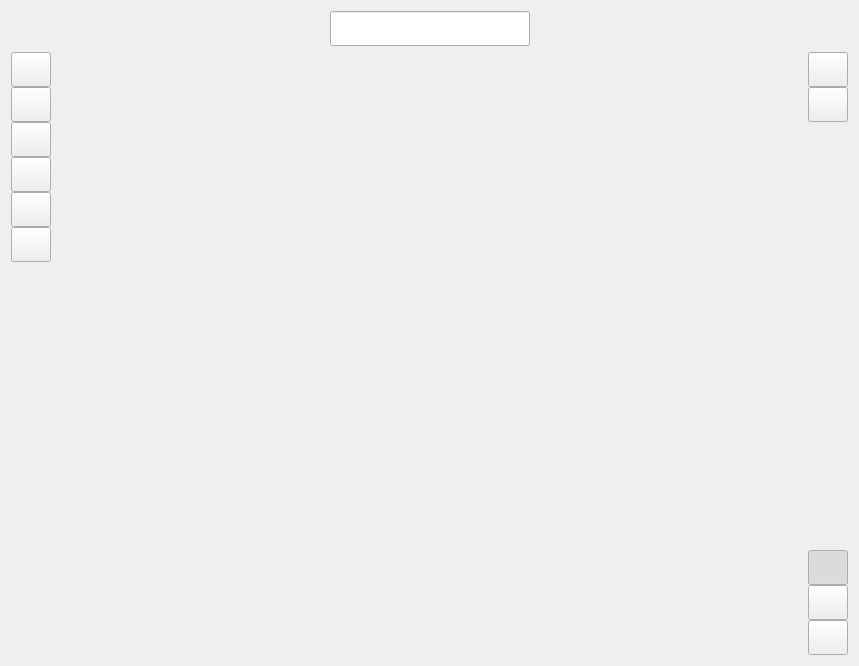
Above: map/mapwidget.ui from Spectre944/DroneGroundStation before the change. Below: the same form after it.
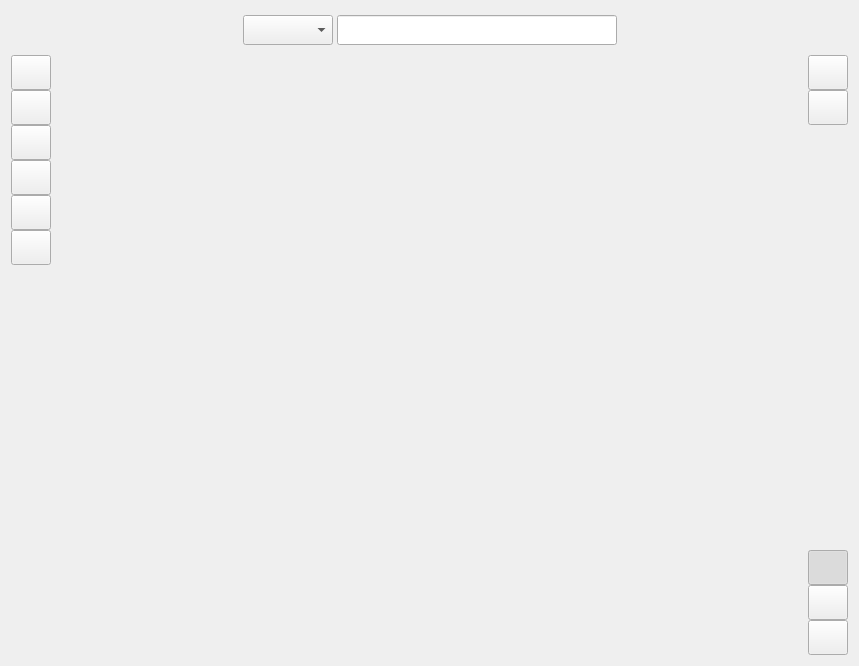
That is the form after the change. Icons and pictures are not drawn. Custom widgets are drawn as their Qt base class.

Commit message: Map buttons/coords panel, DB page table, layer menu, delete fix, Прилади page

What changed in the file:
```diff
--- a/map/mapwidget.ui
+++ b/map/mapwidget.ui
@@ -432,6 +432,37 @@
         </spacer>
        </item>
        <item>
+        <widget class="QFrame" name="coordFrame">
+         <layout class="QHBoxLayout" name="coordFrameLayout">
+          <property name="spacing">
+           <number>4</number>
+          </property>
+          <property name="leftMargin">
+           <number>4</number>
+          </property>
+          <property name="topMargin">
+           <number>4</number>
+          </property>
+          <property name="rightMargin">
+           <number>4</number>
+          </property>
+          <property name="bottomMargin">
+           <number>4</number>
+          </property>
+          <item>
+           <widget class="QComboBox" name="coordTypeComboBox">
+            <property name="minimumSize">
+             <size>
+              <width>90</width>
+              <height>30</height>
+             </size>
+            </property>
+            <property name="toolTip">
+             <string>Формат координат (центр карти, копіювання фігур)</string>
+            </property>
+           </widget>
+          </item>
+          <item>
         <widget class="LineEditDisplayCoordinates" name="currentCoordLineEdit">
          <property name="sizePolicy">
           <sizepolicy hsizetype="Fixed" vsizetype="Fixed">
@@ -441,8 +472,8 @@
          </property>
          <property name="minimumSize">
           <size>
-           <width>200</width>
-           <height>35</height>
+              <width>280</width>
+              <height>30</height>
           </size>
          </property>
          <property name="alignment">
@@ -454,6 +485,9 @@
          <property name="toolTip">
           <string>Координати центру карти. Подвійний клік - скопіювати</string>
          </property>
+           </widget>
+          </item>
+         </layout>
         </widget>
        </item>
        <item>
```
Left out of the diff: 2 changed lines with no effect on the pictures. Lines whose indentation alone changed are shown as unchanged. The commit also changes 13 other files.
